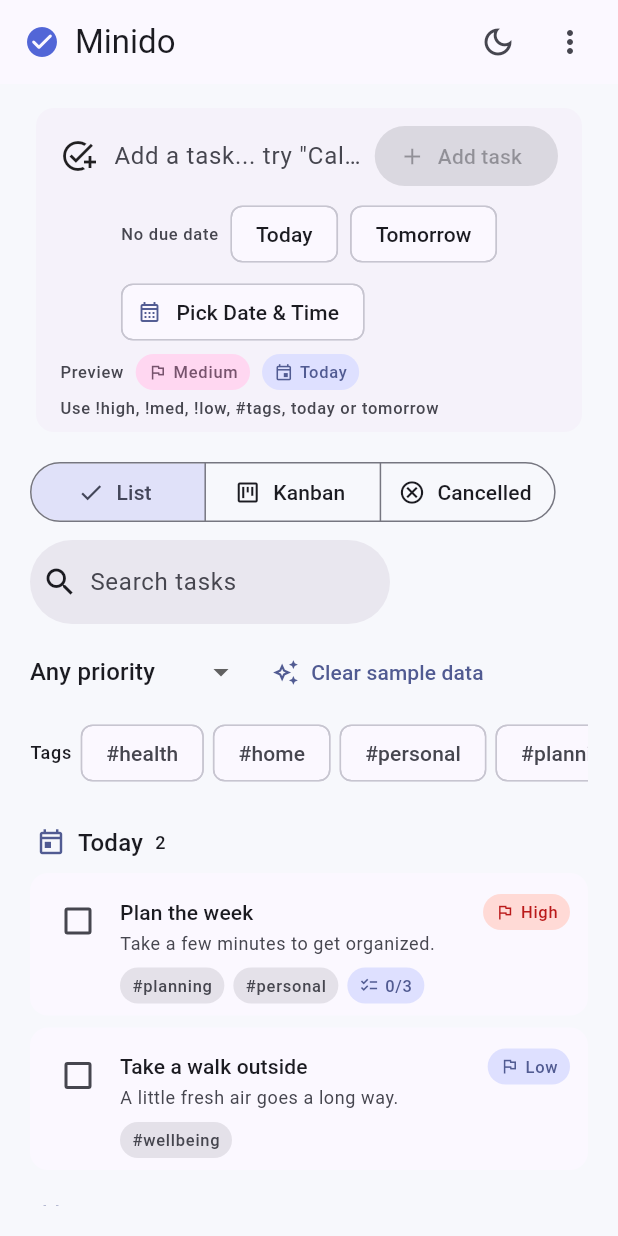
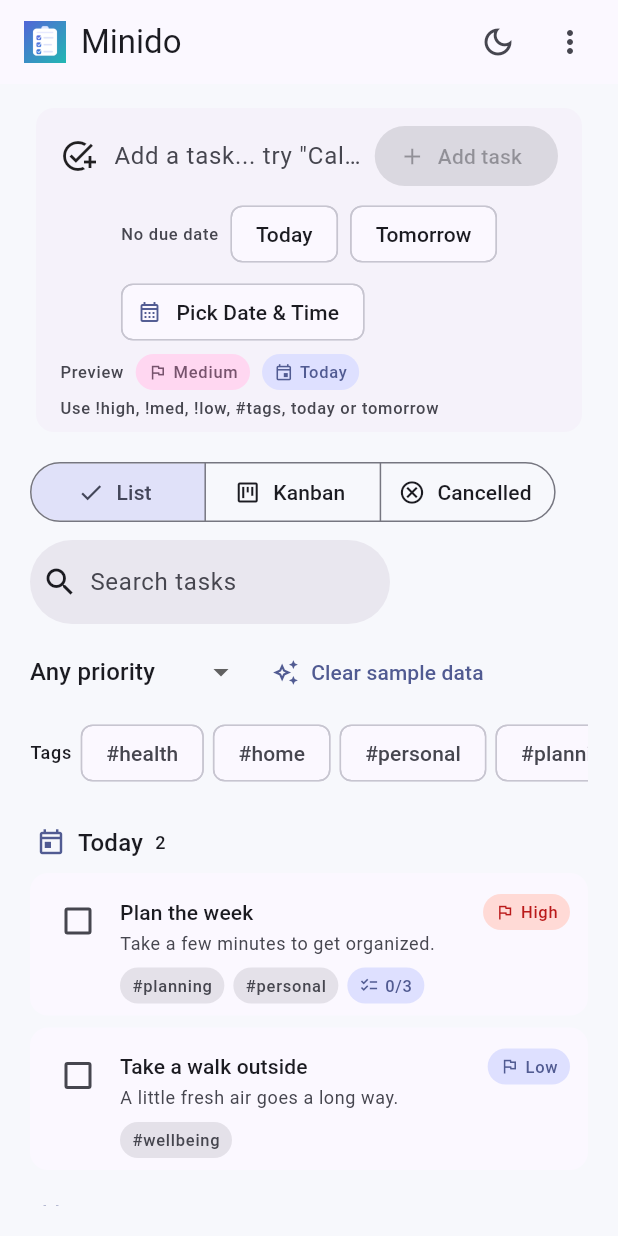
Before and after one commit to tofemiodus/minido, a Flutter app: the screen it shows after launch, on a phone screen of 412 x 824 dp. Run offline on Flutter 3.47's test engine with Material 3 defaults, Android fonts, the phone set to English and light mode, and no system bars; our stand-ins replace file_picker, material_ui, shared_preferences, web; missing offline and left inert: dart:js_interop.

Commit message:
feat: brand Minido across app platforms
Co-authored-by: Copilot <223556219+Copilot@users.noreply.github.com>

```diff
--- a/lib/main.dart
+++ b/lib/main.dart
@@ -744,7 +744,11 @@ class _MinidoAppState extends State<MinidoApp> {
         title: const Row(
           mainAxisSize: MainAxisSize.min,
           children: [
-            Icon(Icons.check_circle_rounded, color: Color(0xFF5266D7)),
+            Image(
+              image: AssetImage('assets/brand/minido_logo.png'),
+              width: 28,
+              height: 28,
+            ),
             SizedBox(width: 10),
             Text('Minido'),
           ],
```
Also changed, not shown: pubspec.yaml (+3 -5 lines), assets/brand/minido_logo.png (added), 39 other files.
